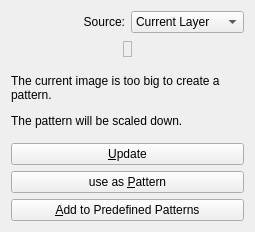
First picture: the form in libs/ui/forms/wdgcustompattern.ui, repository KDE/krita, before the edit.
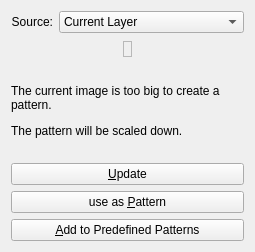
Second picture: the form after the edit.

The edit to the form file:
```diff
--- a/libs/ui/forms/wdgcustompattern.ui
+++ b/libs/ui/forms/wdgcustompattern.ui
@@ -11,7 +11,7 @@
     <x>0</x>
     <y>0</y>
     <width>255</width>
-    <height>232</height>
+    <height>252</height>
    </rect>
   </property>
   <layout class="QVBoxLayout">
@@ -32,6 +32,12 @@
        <property name="enabled">
         <bool>true</bool>
        </property>
+       <property name="sizePolicy">
+        <sizepolicy hsizetype="MinimumExpanding" vsizetype="Fixed">
+         <horstretch>0</horstretch>
+         <verstretch>0</verstretch>
+        </sizepolicy>
+       </property>
        <item>
         <property name="text">
          <string>Current Layer</string>
```
Left out of the diff: 2 changed lines with no effect on the pictures.
